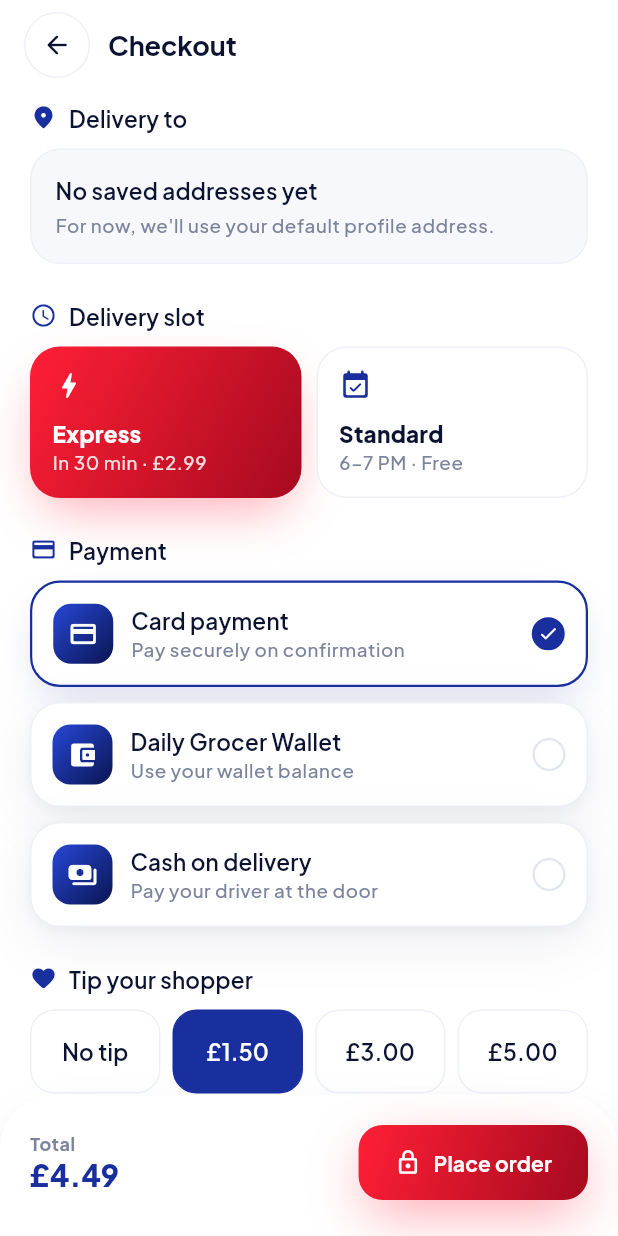
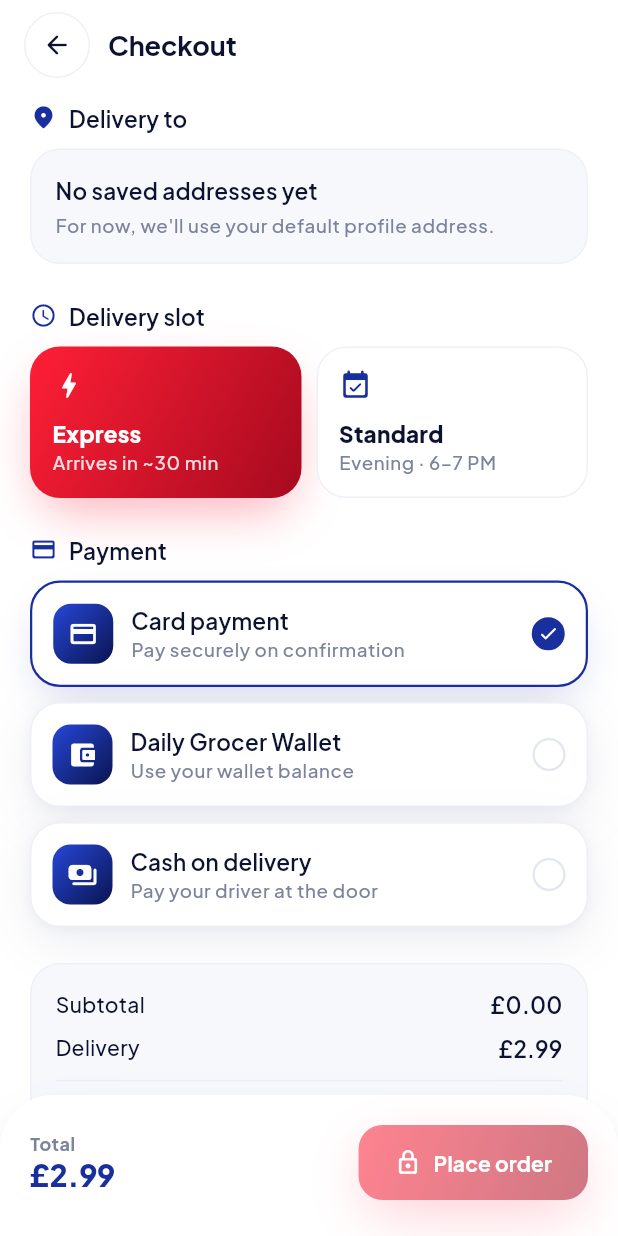
Before and after one commit to musnymubarak/UK_Grocery, a Flutter app: the CheckoutScreen screen opened by its route, after a tap on "Card payment", on a phone screen of 412 x 824 dp. Run offline on Flutter 3.47's test engine with Material 3 defaults, Android fonts, the phone set to English and light mode, and no system bars; our stand-ins replace cached_network_image, dio, geolocator, google_fonts, shared_preferences; accounts and stored records are empty; network calls fail.

Commit message:
fix(mobile): correct checkout totals and add delivery gating
Match the storefront money path:
- Remove the tip selector. The backend OrderCreate schema has no tip field
  and the storefront sends none, so the mobile tip inflated the displayed
  total but was never charged.
- Resolve the delivery fee from POST /delivery/calculate-distance-fee
  (CatalogApi.calculateDistanceFee). The old calculateDeliveryFee parsed
  non-existent keys (fee/free_delivery) and always returned 0, which is why
  checkout fell back to a local estimate.
- Gate Place-order on minimum order value, store-closed, and not-deliverable,
  each with an explanatory banner.

Co-Authored-By: Claude Opus 4.7 (1M context) <noreply@anthropic.com>

```diff
--- a/mobile/lib/screens/checkout/checkout_screen.dart
+++ b/mobile/lib/screens/checkout/checkout_screen.dart
@@ -28,11 +28,16 @@ class _CheckoutScreenState extends State<CheckoutScreen> {
   DeliveryAddress? _address;
   String _slot = 'In 30 min · Express';
   String _payment = 'cod';
-  double _tip = 1.50;
   bool _processing = false;
   String _notes = '';
   String? _adHocAddress;
   String? _adHocPostcode;
+
+  // Authoritative delivery fee, resolved from the backend per postcode.
+  double? _serverFee;
+  bool _feeLoading = false;
+  bool _deliverable = true;
+  String? _feeMessage;
 
   @override
   void initState() {
@@ -40,6 +45,46 @@ class _CheckoutScreenState extends State<CheckoutScreen> {
     final addresses = context.read<AuthProvider>().customer?.addresses ?? const <DeliveryAddress>[];
     if (addresses.isNotEmpty) {
       _address = addresses.firstWhere((a) => a.isDefault, orElse: () => addresses.first);
+    }
+    WidgetsBinding.instance.addPostFrameCallback((_) => _recalcFee());
+  }
+
+  /// Resolve the authoritative delivery fee for the chosen postcode (mirrors the
+  /// storefront). Falls back to the store's default fee when no postcode is known
+  /// yet or the lookup fails, so the screen never blocks on the network.
+  Future<void> _recalcFee() async {
+    final store = context.read<StoreProvider>().selected;
+    final postcode = _adHocPostcode ?? _address?.postcode;
+    if (store == null || postcode == null || postcode.trim().isEmpty) {
+      if (!mounted) return;
+      setState(() {
+        _serverFee = null;
+        _deliverable = true;
+        _feeMessage = null;
+      });
+      return;
+    }
+    setState(() => _feeLoading = true);
+    try {
+      final res = await Api.instance.catalog.calculateDistanceFee(
+        storeId: store.id,
+        postcode: postcode.trim(),
+      );
+      if (!mounted) return;
+      setState(() {
+        _serverFee = res.deliverable ? res.fee : null;
+        _deliverable = res.deliverable;
+        _feeMessage = res.message;
+      });
+    } catch (_) {
+      if (!mounted) return;
+      setState(() {
+        _serverFee = null;
+        _deliverable = true;
+        _feeMessage = null;
+      });
+    } finally {
+      if (mounted) setState(() => _feeLoading = false);
     }
   }
 
@@ -105,11 +150,15 @@ class _CheckoutScreenState extends State<CheckoutScreen> {
     final cart = context.watch<CartProvider>();
     final auth = context.watch<AuthProvider>();
     final store = context.watch<StoreProvider>().selected;
-    final freeThreshold = store?.freeDeliveryThreshold ?? 40;
     final defaultFee = store?.defaultDeliveryFee ?? 2.99;
-    final delivery = cart.subtotal >= freeThreshold ? 0.0 : defaultFee;
-    final total = cart.subtotal + delivery + _tip;
+    final delivery = _serverFee ?? defaultFee;
+    final total = cart.subtotal + delivery;
     final addresses = auth.customer?.addresses ?? const <DeliveryAddress>[];
+    final minOrder = store?.minOrderValue ?? 0;
+    final belowMin = minOrder > 0 && cart.subtotal < minOrder;
+    final storeClosed = store != null && !store.isOpen;
+    final gated = belowMin || storeClosed || !_deliverable || cart.items.isEmpty;
+    final blockOrder = _processing || (auth.isAuthenticated && gated);
 
     return Scaffold(
       body: SafeArea(
@@ -157,7 +206,10 @@ class _CheckoutScreenState extends State<CheckoutScreen> {
                       (a) => Padding(
                         padding: const EdgeInsets.only(bottom: 10),
                         child: AnimatedPress(
-                          onTap: () => setState(() => _address = a),
+                          onTap: () {
+                            setState(() => _address = a);
+                            _recalcFee();
+                          },
                           child: _SelectableCard(
                             selected: a.id == _address?.id,
                             leading: _SquareIcon(icon: a.label == 'Home' ? Icons.home_rounded : Icons.work_rounded),
@@ -176,7 +228,7 @@ class _CheckoutScreenState extends State<CheckoutScreen> {
                       Expanded(
                         child: _SlotChip(
                           label: 'Express',
-                          caption: 'In 30 min · ${formatGBP(defaultFee)}',
+                          caption: 'Arrives in ~30 min',
                           icon: Icons.bolt_rounded,
                           selected: _slot.startsWith('In 30'),
                           colorA: AppColors.red500,
@@ -188,7 +240,7 @@ class _CheckoutScreenState extends State<CheckoutScreen> {
                       Expanded(
                         child: _SlotChip(
                           label: 'Standard',
-                          caption: '6–7 PM · Free',
+                          caption: 'Evening · 6–7 PM',
                           icon: Icons.event_available_rounded,
                           selected: _slot.startsWith('6–7'),
                           colorA: AppColors.blue500,
@@ -225,50 +277,30 @@ class _CheckoutScreenState extends State<CheckoutScreen> {
                     onTap: () => setState(() => _payment = 'cod'),
                   ),
                   const SizedBox(height: AppSpacing.xl),
-                  const _SectionTitle(label: 'Tip your shopper', icon: Icons.favorite_rounded),
-                  const SizedBox(height: 10),
-                  Row(
-                    children: [
-                      for (final t in const [0.0, 1.5, 3.0, 5.0]) ...[
-                        Expanded(
-                          child: AnimatedPress(
-                            onTap: () => setState(() => _tip = t),
-                            child: AnimatedContainer(
-                              duration: const Duration(milliseconds: 220),
-                              height: 56,
-                              alignment: Alignment.center,
-                              decoration: BoxDecoration(
-                                color: _tip == t
-                                    ? theme.colorScheme.primary
-                                    : theme.colorScheme.surface,
-                                borderRadius: BorderRadius.circular(AppSpacing.radiusMd),
-                                border: Border.all(
-                                  color: _tip == t
-                                      ? theme.colorScheme.primary
-                                      : theme.colorScheme.outlineVariant,
-                                ),
-                              ),
-                              child: Text(
-                                t == 0 ? 'No tip' : formatGBP(t),
-                                style: theme.textTheme.titleMedium?.copyWith(
-                                  color: _tip == t ? Colors.white : theme.colorScheme.onSurface,
-                                ),
-                              ),
-                            ),
-                          ),
-                        ),
-                        if (t != 5.0) const SizedBox(width: 8),
-                      ],
-                    ],
-                  ),
-                  const SizedBox(height: AppSpacing.xl),
                   _Summary(
                     subtotal: cart.subtotal,
                     delivery: delivery,
-                    tip: _tip,
+                    feeLoading: _feeLoading,
                     savings: cart.savings,
                     total: total,
                   ),
+                  if (!_deliverable && (_feeMessage?.isNotEmpty ?? false)) ...[
+                    const SizedBox(height: AppSpacing.md),
+                    _NoticeBanner(message: _feeMessage!),
+                  ],
+                  if (belowMin) ...[
+                    const SizedBox(height: AppSpacing.md),
+                    _NoticeBanner(
+                      message:
+                          'Add ${formatGBP(minOrder - cart.subtotal)} more to reach the ${formatGBP(minOrder)} minimum order.',
+                    ),
+                  ],
+                  if (storeClosed) ...[
+                    const SizedBox(height: AppSpacing.md),
+                    const _NoticeBanner(
+                      message: 'This store is currently closed and not accepting orders.',
+                    ),
+                  ],
                 ],
               ),
             ),
@@ -304,11 +336,19 @@ class _CheckoutScreenState extends State<CheckoutScreen> {
               PremiumButton(
                 label: _processing
                     ? 'Placing order…'
-                    : (auth.isAuthenticated ? 'Place order' : 'Sign in to order'),
+                    : !auth.isAuthenticated
+                        ? 'Sign in to order'
+                        : belowMin
+                            ? 'Minimum not met'
+                            : storeClosed
+                                ? 'Store closed'
+                                : !_deliverable
+                                    ? 'Not deliverable'
+                                    : 'Place order',
                 variant: PremiumButtonVariant.accent,
                 icon: auth.isAuthenticated ? Icons.lock_outline_rounded : Icons.login_rounded,
                 loading: _processing,
-                onPressed: _processing ? null : _placeOrder,
+                onPressed: blockOrder ? null : _placeOrder,
               ),
             ],
           ),
@@ -572,17 +612,47 @@ class _SlotChip extends StatelessWidget {
   }
 }
 
+class _NoticeBanner extends StatelessWidget {
+  const _NoticeBanner({required this.message});
+  final String message;
+
+  @override
+  Widget build(BuildContext context) {
+    final t = Theme.of(context);
+    return Container(
+      padding: const EdgeInsets.all(AppSpacing.md),
+      decoration: BoxDecoration(
+        color: t.colorScheme.errorContainer,
+        borderRadius: BorderRadius.circular(AppSpacing.radiusLg),
+        border: Border.all(color: t.colorScheme.error.withValues(alpha: 0.4)),
+      ),
+      child: Row(
+        children: [
+          Icon(Icons.info_outline_rounded, size: 18, color: t.colorScheme.error),
+          const SizedBox(width: AppSpacing.sm),
+          Expanded(
+            child: Text(
+              message,
+              style: t.textTheme.bodySmall?.copyWith(color: t.colorScheme.onErrorContainer),
+            ),
+          ),
+        ],
+      ),
+    );
+  }
+}
+
 class _Summary extends StatelessWidget {
   const _Summary({
     required this.subtotal,
     required this.delivery,
-    required this.tip,
+    required this.feeLoading,
     required this.savings,
     required this.total,
   });
   final double subtotal;
   final double delivery;
-  final double tip;
+  final bool feeLoading;
   final double savings;
   final double total;
 
@@ -600,9 +670,7 @@ class _Summary extends StatelessWidget {
         children: [
           _row('Subtotal', formatGBP(subtotal)),
           const SizedBox(height: 8),
-          _row('Delivery', delivery == 0 ? 'Free' : formatGBP(delivery)),
-          const SizedBox(height: 8),
-          _row('Tip', formatGBP(tip)),
+          _row('Delivery', feeLoading ? 'Calculating…' : (delivery == 0 ? 'Free' : formatGBP(delivery))),
           if (savings > 0) ...[
             const SizedBox(height: 8),
             _row('You save', '−${formatGBP(savings)}', color: AppColors.success),
```
Also changed, not shown: mobile/lib/data/api/catalog_api.dart (+11 -5 lines), 1 other file.
